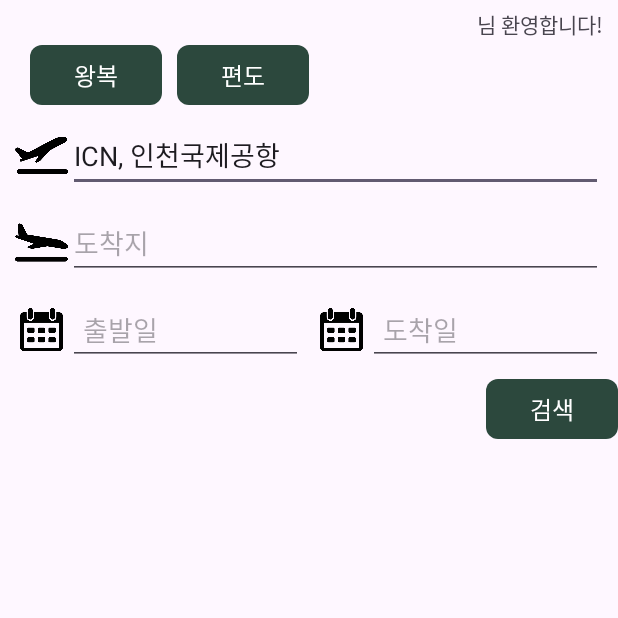
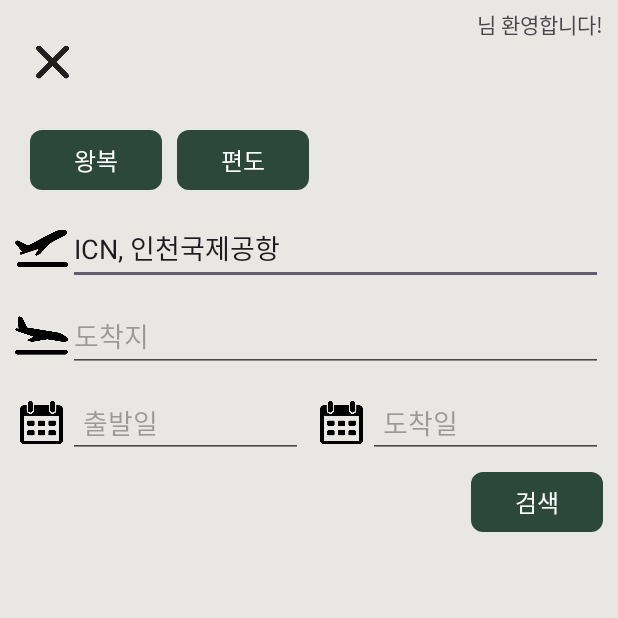
Before and after one commit to 0xGK/SkyPlanner, an Android app: the SearchActivity screen opened directly, with no data from a screen before it, after a tap on an icon or button, on a phone screen of 412 x 824 dp, the top half of it. Run offline under Robolectric (Android 15) with nearby library versions, the phone set to English and light mode, and no system bars.

Commit message:
fix: Update

```diff
--- a/app/src/main/java/edu/skku/map/skyplanner/DetailActivity.kt
+++ b/app/src/main/java/edu/skku/map/skyplanner/DetailActivity.kt
@@ -1,10 +1,8 @@
 package edu.skku.map.skyplanner
 
 import android.os.Bundle
-import androidx.activity.enableEdgeToEdge
 import androidx.appcompat.app.AppCompatActivity
-import androidx.core.view.ViewCompat
-import androidx.core.view.WindowInsetsCompat
+import edu.skku.map.skyplanner.model.RoundTripFlight
 
 class DetailActivity : AppCompatActivity() {
     override fun onCreate(savedInstanceState: Bundle?) {
--- a/app/src/main/java/edu/skku/map/skyplanner/SearchActivity.kt
+++ b/app/src/main/java/edu/skku/map/skyplanner/SearchActivity.kt
@@ -12,15 +12,14 @@ import android.widget.Button
 import android.widget.EditText
 import android.widget.LinearLayout
 import android.widget.TextView
-import androidx.activity.enableEdgeToEdge
+import android.widget.Toast
 import androidx.appcompat.app.AppCompatActivity
-import androidx.core.view.ViewCompat
-import androidx.core.view.WindowInsetsCompat
 import edu.skku.map.skyplanner.MainActivity.Companion.EXT_ARRIVAL_DATE
 import edu.skku.map.skyplanner.MainActivity.Companion.EXT_ARRIVAL_LOCATION
 import edu.skku.map.skyplanner.MainActivity.Companion.EXT_DEPARTURE_DATE
 import edu.skku.map.skyplanner.MainActivity.Companion.EXT_DEPARTURE_LOCATION
 import edu.skku.map.skyplanner.MainActivity.Companion.EXT_ROUND_TRIP_OPTION
+import edu.skku.map.skyplanner.database.DatabaseHelper
 import java.util.Calendar
 
 class SearchActivity : AppCompatActivity() {
@@ -66,9 +65,29 @@ class SearchActivity : AppCompatActivity() {
         val arrivalGroup = findViewById<LinearLayout>(R.id.arrivalGroup)
         val userName = findViewById<TextView>(R.id.user_name)
         userName.text = intent.getStringExtra(MainActivity.EXT_USER_NAME)
-        setDatePicker(editTextDepartureDate)
-        setDatePicker(editTextArrivalDate)
         var roundTripOption = true
+        var departureDate: Calendar? = null
+        var arrivalDate: Calendar? = null
+
+        setDatePicker(editTextDepartureDate) { selectedDate ->
+            departureDate = selectedDate
+
+            // 출발 날짜가 도착 날짜보다 이후라면 도착 날짜 초기화
+            if (arrivalDate != null && departureDate!!.after(arrivalDate)) {
+                editTextArrivalDate.text.clear()
+                Toast.makeText(this, "출발 날짜는 도착 날짜보다 이전이어야 합니다.", Toast.LENGTH_SHORT).show()
+            }
+        }
+
+        setDatePicker(editTextArrivalDate) { selectedDate ->
+            arrivalDate = selectedDate
+
+            // 도착 날짜가 출발 날짜보다 이전이라면 도착 날짜 초기화
+            if (departureDate != null && arrivalDate!!.before(departureDate)) {
+                editTextArrivalDate.text.clear()
+                Toast.makeText(this, "도착 날짜는 출발 날짜보다 이후이어야 합니다.", Toast.LENGTH_SHORT).show()
+            }
+        }
 
 
         setupAutoCompleteTextView(editTextDepartureLocation, departureAirports)
@@ -107,8 +126,8 @@ class SearchActivity : AppCompatActivity() {
         super.onDestroy()
     }
 
-    fun setDatePicker(editText: EditText) {
-        // 오늘 날짜 기본값 설정
+    fun setDatePicker(editText: EditText, onDateSelected: (Calendar) -> Unit) {
+        // 기본 날짜로 오늘 날짜 설정
         val calendar = Calendar.getInstance()
 
         editText.setOnClickListener {
@@ -119,17 +138,26 @@ class SearchActivity : AppCompatActivity() {
             val datePickerDialog = DatePickerDialog(
                 editText.context,
                 { _, selectedYear, selectedMonth, selectedDay ->
+                    // 선택한 날짜를 Calendar 객체에 저장
+                    calendar.set(selectedYear, selectedMonth, selectedDay)
                     val date = "$selectedYear-${String.format("%02d", selectedMonth + 1)}-${String.format("%02d", selectedDay)}"
                     editText.setText(date)
+
+                    // 날짜 선택 후 추가 로직 실행
+                    onDateSelected(calendar)
                 },
                 year,
                 month,
                 day
             )
 
-            // DatePickerDialog 표시
             datePickerDialog.show()
         }
+    }
+
+
+    fun validateLocations(departure: String?, arrival: String?): Boolean {
+        return departure != arrival
     }
 
     fun setupAutoCompleteTextView(autoCompleteTextView: AutoCompleteTextView, items: List<String>) {
@@ -150,7 +178,18 @@ class SearchActivity : AppCompatActivity() {
             override fun onTextChanged(s: CharSequence?, start: Int, before: Int, count: Int) {
                 adapter.filter.filter(s)
             }
-            override fun afterTextChanged(s: Editable?) {}
+            override fun afterTextChanged(s: Editable?) {
+                val editTextDepartureLocation = findViewById<AutoCompleteTextView>(R.id.editTextDepartureLocation)
+                val editTextArrivalLocation = findViewById<AutoCompleteTextView>(R.id.editTextArrivalLocation)
+                val departure = editTextDepartureLocation.text.toString().trim()
+                val arrival = editTextArrivalLocation.text.toString().trim()
+
+                if (!validateLocations(departure, arrival)) {
+                    autoCompleteTextView.error = "출발지와 목적지가 같을 수 없습니다."
+                } else {
+                    autoCompleteTextView.error = null
+                }
+            }
         })
     }
 }
--- a/app/src/main/java/edu/skku/map/skyplanner/SignUpActivity.kt
+++ b/app/src/main/java/edu/skku/map/skyplanner/SignUpActivity.kt
@@ -6,6 +6,7 @@ import android.widget.Button
 import android.widget.EditText
 import android.widget.Toast
 import androidx.appcompat.app.AppCompatActivity
+import edu.skku.map.skyplanner.database.DatabaseHelper
 
 class SignUpActivity : AppCompatActivity() {
     override fun onCreate(savedInstanceState: Bundle?) {
--- a/app/src/main/java/edu/skku/map/skyplanner/adapter/OneWayFlightAdapter.kt
+++ b/app/src/main/java/edu/skku/map/skyplanner/adapter/OneWayFlightAdapter.kt
@@ -7,7 +7,7 @@ import android.view.ViewGroup
 import android.widget.BaseAdapter
 import android.widget.ImageView
 import android.widget.TextView
-import edu.skku.map.skyplanner.OneWayFlight
+import edu.skku.map.skyplanner.model.OneWayFlight
 import edu.skku.map.skyplanner.R
 import edu.skku.map.skyplanner.utils.AirlineUtils
 import edu.skku.map.skyplanner.utils.DateUtils
--- a/app/src/main/java/edu/skku/map/skyplanner/adapter/RoundTripFlightAdapter.kt
+++ b/app/src/main/java/edu/skku/map/skyplanner/adapter/RoundTripFlightAdapter.kt
@@ -8,7 +8,7 @@ import android.widget.BaseAdapter
 import android.widget.ImageView
 import android.widget.TextView
 import edu.skku.map.skyplanner.R
-import edu.skku.map.skyplanner.RoundTripFlight
+import edu.skku.map.skyplanner.model.RoundTripFlight
 import edu.skku.map.skyplanner.utils.AirlineUtils
 import edu.skku.map.skyplanner.utils.DateUtils
 
--- a/app/src/main/java/edu/skku/map/skyplanner/DatabaseHelper.kt
+++ b/app/src/main/java/edu/skku/map/skyplanner/database/DatabaseHelper.kt
@@ -1,4 +1,4 @@
-package edu.skku.map.skyplanner
+package edu.skku.map.skyplanner.database
 
 import android.content.Context
 import android.database.sqlite.SQLiteDatabase
--- a/app/src/main/java/edu/skku/map/skyplanner/OneWayFlight.kt
+++ b/app/src/main/java/edu/skku/map/skyplanner/model/OneWayFlight.kt
@@ -1,4 +1,4 @@
-package edu.skku.map.skyplanner
+package edu.skku.map.skyplanner.model
 
 import android.os.Parcelable
 import kotlinx.parcelize.Parcelize
--- a/app/src/main/java/edu/skku/map/skyplanner/RoundTripFlight.kt
+++ b/app/src/main/java/edu/skku/map/skyplanner/model/RoundTripFlight.kt
@@ -1,4 +1,4 @@
-package edu.skku.map.skyplanner
+package edu.skku.map.skyplanner.model
 
 import android.os.Parcelable
 import kotlinx.parcelize.Parcelize
--- a/app/src/main/res/layout/activity_detail.xml
+++ b/app/src/main/res/layout/activity_detail.xml
@@ -5,6 +5,7 @@
     android:id="@+id/main"
     android:layout_width="match_parent"
     android:layout_height="match_parent"
+    android:background="@color/light_gray"
     tools:context=".DetailActivity">
 
 </androidx.constraintlayout.widget.ConstraintLayout>
--- a/app/src/main/res/layout/activity_search.xml
+++ b/app/src/main/res/layout/activity_search.xml
@@ -6,6 +6,7 @@
     android:layout_width="match_parent"
     android:layout_height="match_parent"
     tools:context=".SearchActivity"
+    android:background="@color/light_gray"
     >
 
     <TextView
@@ -30,28 +31,37 @@
         android:layout_marginTop="5dp"
 
         />
+
+    <Button
+        android:id="@+id/btn_back"
+        android:layout_width="30dp"
+        android:layout_height="30dp"
+        android:background="@drawable/cancle_icon"
+        app:backgroundTint="@null"
+        app:layout_constraintTop_toTopOf="parent"
+        app:layout_constraintStart_toStartOf="parent"
+        app:layout_constraintBottom_toTopOf="@id/guideline"
+        android:layout_marginStart="20dp"
+        />
     <LinearLayout
         android:id="@+id/headerView"
         android:layout_width="match_parent"
         android:layout_height="wrap_content"
         android:orientation="horizontal"
-        android:layout_marginTop="10dp"
         android:layout_marginStart="10dp"
         android:layout_marginEnd="10dp"
-        app:layout_constraintTop_toTopOf="parent"
+        app:layout_constraintTop_toTopOf="@id/guideline"
         app:layout_constraintStart_toStartOf="parent"
-        app:layout_constraintBottom_toTopOf="@+id/guideline_header"
         >
         <Button
             android:id="@+id/btnRoundTrip"
             android:layout_width="wrap_content"
             android:layout_height="wrap_content"
             android:layout_marginStart="10dp"
-            android:layout_marginTop="20dp"
             android:text="왕복"
             android:textColor="@color/white"
             app:cornerRadius="8dp"
-            app:backgroundTint="@color/darkGreen"
+            app:backgroundTint="@color/dark_green"
             android:textSize="16dp"
             />
 
@@ -60,11 +70,10 @@
             android:layout_width="wrap_content"
             android:layout_height="wrap_content"
             android:layout_marginStart="10dp"
-            android:layout_marginTop="20dp"
             android:text="편도"
             android:textColor="@color/white"
             app:cornerRadius="8dp"
-            app:backgroundTint="@color/darkGreen"
+            app:backgroundTint="@color/dark_green"
             android:textSize="16dp"
             />
     </LinearLayout>
@@ -163,7 +172,6 @@
                 android:inputType="none" />
         </LinearLayout>
 
-        <!-- 아이콘 + 도착일 -->
         <LinearLayout
             android:id="@+id/arrivalGroup"
             android:layout_width="0dp"
@@ -199,10 +207,11 @@
         android:layout_width="wrap_content"
         android:layout_height="wrap_content"
         android:layout_marginTop="5dp"
+        android:layout_marginEnd="10dp"
         android:text="검색"
         android:textColor="@color/white"
         app:cornerRadius="8dp"
-        app:backgroundTint="@color/darkGreen"
+        app:backgroundTint="@color/dark_green"
         android:textSize="16dp"
         app:layout_constraintEnd_toEndOf="parent"
         app:layout_constraintTop_toBottomOf="@id/dateView"
@@ -213,6 +222,15 @@
         android:layout_width="wrap_content"
         android:layout_height="wrap_content"
         android:orientation="horizontal"
-        app:layout_constraintGuide_begin="70dp" />
+        app:layout_constraintGuide_percent="0.16"
+
+        />
+    <androidx.constraintlayout.widget.Guideline
+        android:id="@+id/guideline"
+        android:layout_width="wrap_content"
+        android:layout_height="wrap_content"
+        android:orientation="horizontal"
+        app:layout_constraintGuide_percent="0.1"
+        />
 
 </androidx.constraintlayout.widget.ConstraintLayout>
--- a/app/src/main/res/layout/activity_sign_up.xml
+++ b/app/src/main/res/layout/activity_sign_up.xml
@@ -6,7 +6,7 @@
     android:layout_width="match_parent"
     android:layout_height="match_parent"
     tools:context=".SignUpActivity"
-    android:background="@color/gray"
+    android:background="@color/light_gray"
     >
 
 
@@ -153,7 +153,7 @@
         android:layout_height="50dp"
         android:text="회원가입"
         app:cornerRadius="8dp"
-        app:backgroundTint="@color/darkGreen"
+        app:backgroundTint="@color/dark_green"
         android:layout_marginHorizontal="40dp"
         android:textColor="@color/white"
         app:layout_constraintStart_toStartOf="parent"
@@ -170,7 +170,7 @@
         app:backgroundTint="@color/white"
         android:layout_marginHorizontal="40dp"
         android:textColor="@color/black"
-        app:strokeColor="@color/darkGreen"
+        app:strokeColor="@color/dark_green"
         app:strokeWidth="2dp"
         app:layout_constraintStart_toStartOf="parent"
         app:layout_constraintEnd_toEndOf="parent"
--- a/app/src/main/res/values/colors.xml
+++ b/app/src/main/res/values/colors.xml
@@ -3,11 +3,11 @@
     <color name="black">#FF000000</color>
     <color name="white">#FFFFFFFF</color>
     <color name="gray">#D9D7D3</color>
+    <color name="orange">#FF7940</color>
+    <color name="yellow">#FFD339</color>
+    <color name="red">#FF0000</color>
+    <color name="green">#2E6E59</color>
     <color name="dark_gray">#A9A7A3</color>
     <color name="light_gray">#E9E7E3</color>
-    <color name="orange">#FF7940</color>
-    <color name="green">#2E6E59</color>
-    <color name="darkGreen">#2C483D</color>
-    <color name="yellow">#FFD339</color>
-    <color name="red">#FF0000</color>
+    <color name="dark_green">#2C483D</color>
 </resources>
--- a/app/src/main/res/values/themes.xml
+++ b/app/src/main/res/values/themes.xml
@@ -3,6 +3,7 @@
     <style name="Base.Theme.SkyPlanner" parent="Theme.Material3.DayNight.NoActionBar">
         <!-- Customize your light theme here. -->
         <!-- <item name="colorPrimary">@color/my_light_primary</item> -->
+        <item name="android:statusBarColor">@color/dark_gray</item>
     </style>
 
     <style name="Theme.SkyPlanner" parent="Base.Theme.SkyPlanner" />
```
Also changed, not shown: app/src/main/java/edu/skku/map/skyplanner/FlightActivity.kt (+9 -5 lines), app/src/main/java/edu/skku/map/skyplanner/MainActivity.kt (+13 -18 lines), app/src/main/res/layout/activity_flight.xml (+7 -7 lines), app/src/main/res/layout/activity_main.xml (+6 -4 lines), app/src/main/res/drawable/cancle_icon.png (added).
